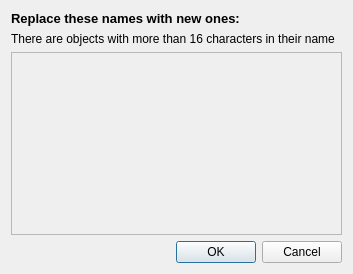
This is core/ui/shared/replace_in_file.ui in Giswater/giswater_qgis_plugin as Qt 5 draws it before an edit. The edited form follows.
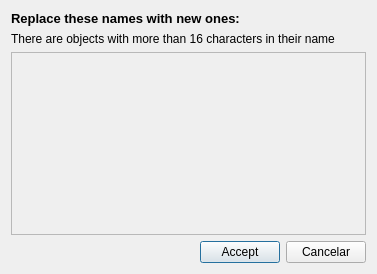
This is the edited form.

Commit message: feat(.ui files): add lyt_buttons in missing files

Diff of the .ui file:
```diff
--- a/core/ui/shared/replace_in_file.ui
+++ b/core/ui/shared/replace_in_file.ui
@@ -6,7 +6,7 @@
    <rect>
     <x>0</x>
     <y>0</y>
-    <width>353</width>
+    <width>377</width>
     <height>274</height>
    </rect>
   </property>
@@ -17,13 +17,6 @@
    <bool>true</bool>
   </property>
   <layout class="QGridLayout" name="gridLayout_2">
-   <item row="4" column="0">
-    <widget class="QDialogButtonBox" name="buttonBox">
-     <property name="standardButtons">
-      <set>QDialogButtonBox::Cancel|QDialogButtonBox::Ok</set>
-     </property>
-    </widget>
-   </item>
    <item row="1" column="0">
     <widget class="QLabel" name="lbl_title">
      <property name="font">
@@ -38,6 +31,37 @@
      </property>
     </widget>
    </item>
+   <item row="4" column="0">
+    <layout class="QGridLayout" name="gridLayout">
+     <item row="0" column="1">
+      <widget class="QPushButton" name="btn_accept">
+       <property name="text">
+        <string>Accept</string>
+       </property>
+      </widget>
+     </item>
+     <item row="0" column="2">
+      <widget class="QPushButton" name="btn_cancel">
+       <property name="text">
+        <string>Cancelar</string>
+       </property>
+      </widget>
+     </item>
+     <item row="0" column="0">
+      <spacer name="horizontalSpacer">
+       <property name="orientation">
+        <enum>Qt::Horizontal</enum>
+       </property>
+       <property name="sizeHint" stdset="0">
+        <size>
+         <width>40</width>
+         <height>20</height>
+        </size>
+       </property>
+      </spacer>
+     </item>
+    </layout>
+   </item>
    <item row="3" column="0">
     <widget class="QScrollArea" name="scrollArea">
      <property name="widgetResizable">
@@ -48,8 +72,8 @@
        <rect>
         <x>0</x>
         <y>0</y>
-        <width>333</width>
-        <height>184</height>
+        <width>353</width>
+        <height>162</height>
        </rect>
       </property>
       <layout class="QVBoxLayout" name="verticalLayout">
```
The commit also changes 29 other files.
